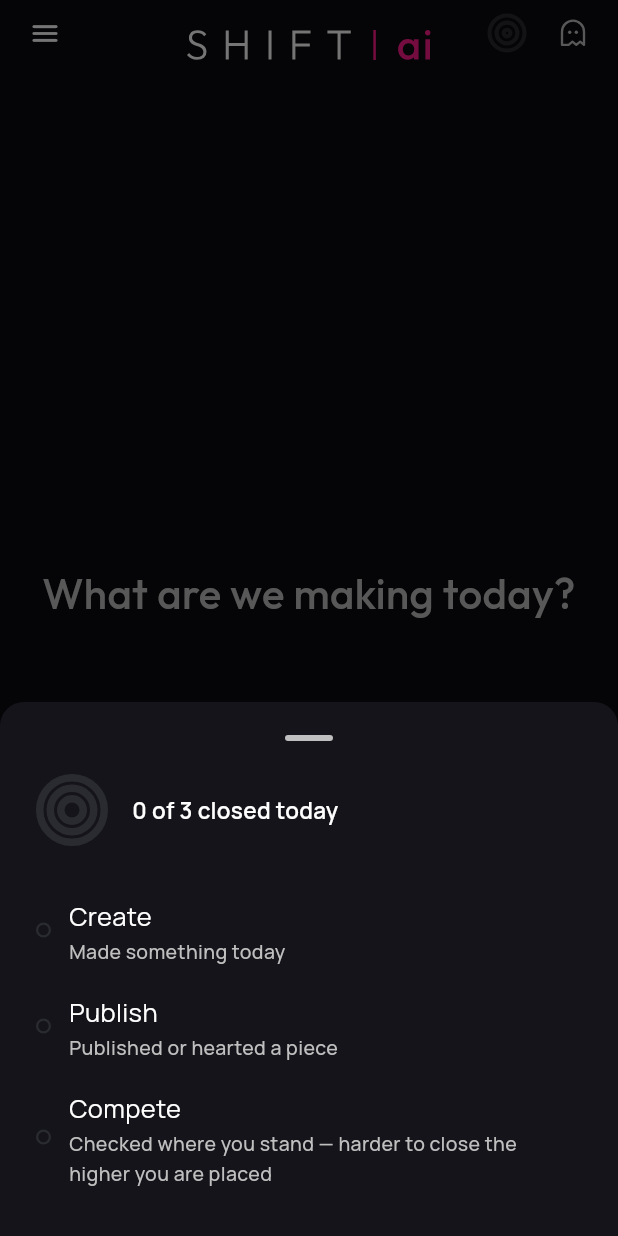
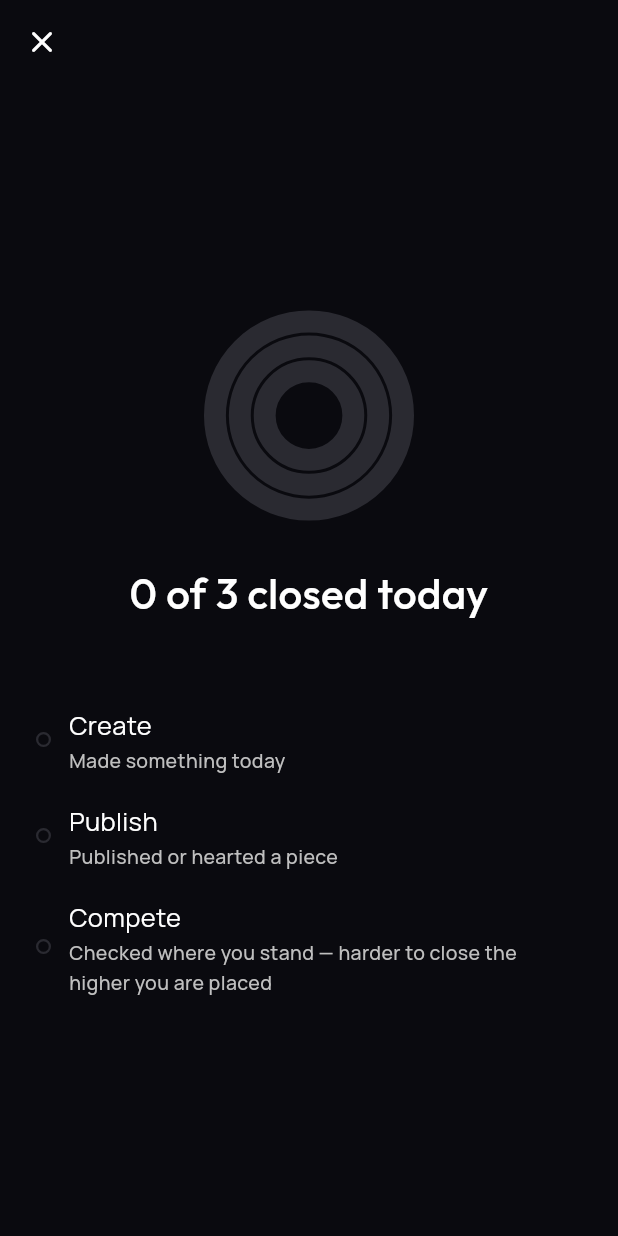
Before and after one commit to natehale05-gif/ShiftAI, a Flutter app: the screen it shows after launch, on a phone screen of 412 x 824 dp. Run offline on Flutter 3.47's test engine with Material 3 defaults, Android fonts, the phone set to English and light mode, and no system bars; our stand-ins replace file_picker, flutter_secure_storage, flutter_svg, geolocator, shared_preferences, web; missing offline and left inert: dart:js_interop, home_widget.

Commit message:
Daily rings open fullscreen, not a bottom sheet
"Open with the rings" meant a full takeover of the screen, not a sheet
sitting over the composer — replaced the modal bottom sheet with a
fullscreen route (MaterialPageRoute(fullscreenDialog: true)), a bigger
centred rings glyph, and a close (X) button in place of the drag handle.
Same trigger points as before (the app-bar glyph, and ShiftShell on
open/resume), same content, just the whole screen now.

Tests: `find.byType` skips offstage widgets by default, and a route
below an opaque MaterialPageRoute is exactly that once its push
transition settles — so every test pumping ShiftApp now needs the
rings route (requested from ShiftShell's post-frame callback, which
needs a settle of its own to actually build) dismissed via its close
button before it can reach anything underneath. Updated the shared
_dismissRingsSheet test helper to settle first, then look for the
close button instead of a BottomSheet.


Claude-Session: https://claude.ai/code/session_01Un6XDvXpF2SBXcC2iJ55xo

Co-authored-by: Claude <noreply@anthropic.com>

```diff
--- a/lib/app/shell.dart
+++ b/lib/app/shell.dart
@@ -64,7 +64,7 @@ class _ShiftShellState extends State<ShiftShell> with WidgetsBindingObserver {
   }
 
   void _showRings() {
-    if (mounted) showDailyRingsSheet(context);
+    if (mounted) showDailyRingsFullScreen(context);
   }
 
   @override
--- a/lib/features/chat/daily_rings_bar.dart
+++ b/lib/features/chat/daily_rings_bar.dart
@@ -14,9 +14,9 @@ import '../../theme/type.dart';
 /// `_closeRing` calls in `AppState`), never something to check a box on by
 /// hand.
 ///
-/// Lives in the Suite app bar rather than a full-width card above the
-/// composer: a glance at the glyph is enough most of the time, and the
-/// breakdown is one tap away in a sheet rather than permanently on screen.
+/// Lives in the Suite app bar: a glance at the glyph is enough most of the
+/// time, and the full breakdown is one tap away — the same fullscreen page
+/// the app opens with, see [showDailyRingsFullScreen].
 class DailyRingsButton extends StatelessWidget {
   const DailyRingsButton({super.key});
 
@@ -30,7 +30,7 @@ class DailyRingsButton extends StatelessWidget {
       tooltip: rings.allClosed
           ? 'All three closed today'
           : '${rings.closedCount} of 3 closed today',
-      onPressed: () => showDailyRingsSheet(context),
+      onPressed: () => showDailyRingsFullScreen(context),
       icon: SizedBox(
         width: 26,
         height: 26,
@@ -50,20 +50,22 @@ class DailyRingsButton extends StatelessWidget {
   }
 }
 
-/// Opens today's rings in a sheet. Shared by [DailyRingsButton] and by the
+/// Opens today's rings full screen. Shared by [DailyRingsButton] and by the
 /// app opening or coming back from the background — see
 /// `ShiftShell._showRings` — so tapping the glyph and reopening the app
-/// land on the exact same thing.
-Future<void> showDailyRingsSheet(BuildContext context) {
-  return showModalBottomSheet<void>(
-    context: context,
-    showDragHandle: true,
-    builder: (BuildContext sheetContext) => const _RingsSheet(),
+/// land on the exact same thing: this is what "open with the rings" means,
+/// not a sheet that leaves the rest of the screen showing underneath.
+Future<void> showDailyRingsFullScreen(BuildContext context) {
+  return Navigator.of(context).push<void>(
+    MaterialPageRoute<void>(
+      fullscreenDialog: true,
+      builder: (BuildContext routeContext) => const _RingsScreen(),
+    ),
   );
 }
 
-class _RingsSheet extends StatelessWidget {
-  const _RingsSheet();
+class _RingsScreen extends StatelessWidget {
+  const _RingsScreen();
 
   @override
   Widget build(BuildContext context) {
@@ -71,22 +73,30 @@ class _RingsSheet extends StatelessWidget {
     final ShiftColors c = ShiftColors.of(context);
     final DailyRings rings = state.rings;
 
-    return SafeArea(
-      child: Padding(
-        padding: const EdgeInsets.fromLTRB(Space.x5, 0, Space.x5, Space.x5),
-        // A short window (a phone in landscape, a small test surface) can
-        // leave less height than this content wants; scrolling is the
-        // fallback rather than an overflow banner nobody asked to see.
+    return Scaffold(
+      backgroundColor: c.bg,
+      appBar: AppBar(
+        backgroundColor: c.bg,
+        elevation: 0,
+        leading: IconButton(
+          tooltip: 'Close',
+          icon: Icon(Icons.close_rounded, color: c.text),
+          onPressed: () => Navigator.of(context).pop(),
+        ),
+      ),
+      body: SafeArea(
+        child: Center(
           child: SingleChildScrollView(
+            padding: const EdgeInsets.symmetric(horizontal: Space.x5),
+            child: ConstrainedBox(
+              constraints: const BoxConstraints(maxWidth: 420),
               child: Column(
                 mainAxisSize: MainAxisSize.min,
-            crossAxisAlignment: CrossAxisAlignment.start,
-            children: <Widget>[
-              Row(
+                crossAxisAlignment: CrossAxisAlignment.stretch,
                 children: <Widget>[
                   SizedBox(
-                    width: 48,
-                    height: 48,
+                    width: 140,
+                    height: 140,
                     child: CustomPaint(
                       painter: _RingsPainter(
                         track: c.border,
@@ -98,39 +108,31 @@ class _RingsSheet extends StatelessWidget {
                       ),
                     ),
                   ),
-                  const SizedBox(width: Space.x4),
-                  Expanded(
-                    child: Column(
-                      crossAxisAlignment: CrossAxisAlignment.start,
-                      mainAxisSize: MainAxisSize.min,
-                      children: <Widget>[
+                  const SizedBox(height: Space.x6),
                   Text(
                     rings.allClosed
                         ? 'All three closed today'
                         : '${rings.closedCount} of 3 closed today',
-                          style: ShiftType.bodyStrong(c.text),
+                    textAlign: TextAlign.center,
+                    style: ShiftType.heading(c.text),
                   ),
                   if (rings.streak > 0) ...<Widget>[
-                          const SizedBox(height: 2),
+                    const SizedBox(height: Space.x2),
                     Row(
                       mainAxisSize: MainAxisSize.min,
+                      mainAxisAlignment: MainAxisAlignment.center,
                       children: <Widget>[
                         Icon(Icons.local_fire_department_rounded,
-                                  size: 16, color: c.warning),
-                              const SizedBox(width: 2),
+                            size: 18, color: c.warning),
+                        const SizedBox(width: 4),
                         Text(
                           '${rings.streak} day streak',
-                                style: ShiftType.bodySm(c.warning),
+                          style: ShiftType.body(c.warning),
                         ),
                       ],
                     ),
                   ],
-                      ],
-                    ),
-                  ),
-                ],
-              ),
-              const SizedBox(height: Space.x5),
+                  const SizedBox(height: Space.x7),
                   _RingRow(
                     label: 'Create',
                     detail: 'Made something today',
@@ -151,6 +153,8 @@ class _RingsSheet extends StatelessWidget {
                     color: c.sky,
                   ),
                 ],
+              ),
+            ),
           ),
         ),
       ),
```
Also changed, not shown: 2 other files. Lines whose indentation alone changed are shown as unchanged.
